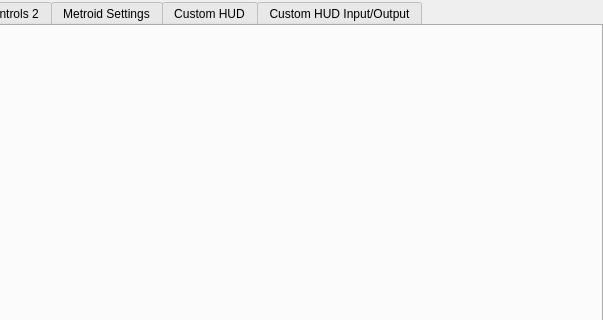
ag-advania/melonPrimeDS, file src/frontend/qt_sdl/InputConfig/MelonPrimeInputConfig.ui: the form before one commit; both pictures show x 97 to 700 and y 0 to 320 of the 700 by 500 pixel window.
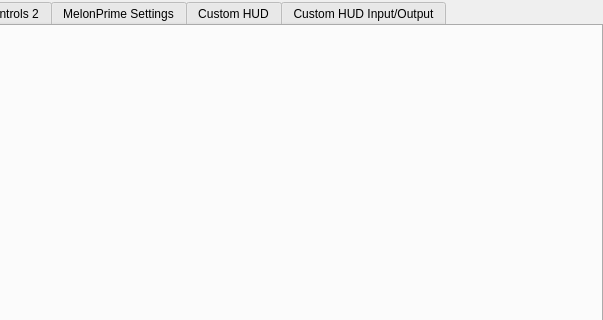
The form after the commit.

Commit message:
Localize LAN dialogs and rename Metroid menu to MelonPrime.
Add Japanese for LAN host/join, Custom HUD settings menu entry, and align menu/tab labels with MelonPrime branding.

Diff of the .ui file:
```diff
--- a/src/frontend/qt_sdl/InputConfig/MelonPrimeInputConfig.ui
+++ b/src/frontend/qt_sdl/InputConfig/MelonPrimeInputConfig.ui
@@ -45,7 +45,7 @@
 					</widget>
 
 					<widget class="QWidget" name="tabMetroid">
-						<attribute name="title"><string>Metroid Settings</string></attribute>
+						<attribute name="title"><string>MelonPrime Settings</string></attribute>
 						<layout class="QVBoxLayout" name="metroidOuterVLayout">
 							<property name="leftMargin"><number>0</number></property>
 							<property name="topMargin"><number>0</number></property>
```
The commit also changes 8 other files.
